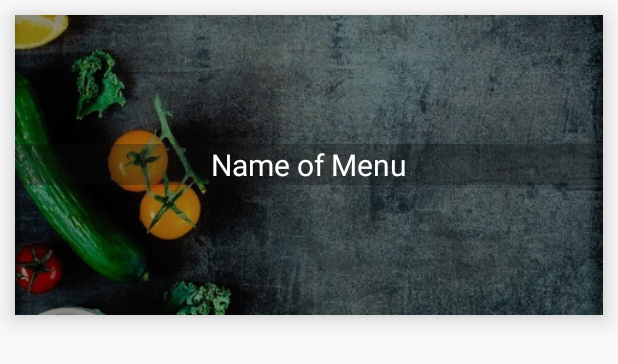
After one commit to harrychand/FoodieServer, an Android app: the layout menu_item.xml on its own in the app's theme, with its tools: preview values and no code run, on a phone screen of 412 x 824 dp. The commit adds this screen. Shown: the top 364 px of the screen. Run offline under Robolectric (Android 15) with nearby library versions, the phone set to English and light mode, and no system bars.

Commit message:
Tutorial 9 part 1 - issue with compilation

```diff
--- a/app/src/main/java/foodie/example/com/foodieserver/MainActivity.java
+++ b/app/src/main/java/foodie/example/com/foodieserver/MainActivity.java
@@ -8,9 +8,14 @@ import android.view.View;
 import android.widget.Button;
 import android.widget.TextView;
 
+import com.firebase.ui.database.FirebaseRecyclerAdapter;
+import com.google.firebase.database.DatabaseReference;
+import com.google.firebase.database.FirebaseDatabase;
+
 public class MainActivity extends AppCompatActivity {
     Button btnSignIn;
     TextView txtSlogan;
+
 
     @Override
     protected void onCreate(Bundle savedInstanceState) {
--- /dev/null
+++ b/app/src/main/res/layout/menu_item.xml
@@ -0,0 +1,34 @@
+<?xml version="1.0" encoding="utf-8"?>
+<android.support.v7.widget.CardView
+    xmlns:android="http://schemas.android.com/apk/res/android"
+    xmlns:app="http://schemas.android.com/apk/res-auto"
+    android:layout_width="match_parent"
+    android:layout_height="wrap_content"
+    app:cardElevation="10dp"
+    app:cardCornerRadius="0dp"
+    android:layout_margin="10dp">
+
+    <RelativeLayout
+        android:layout_width="match_parent"
+        android:layout_height="match_parent">
+
+        <ImageView
+            android:layout_width="match_parent"
+            android:layout_height="200dp"
+            android:src="@drawable/background"
+            android:scaleType="centerCrop"
+            android:id="@+id/menu_image"/>
+
+        <TextView
+            android:layout_width="match_parent"
+            android:layout_height="wrap_content"
+            android:id="@+id/menu_name"
+            android:text="Name of Menu"
+            android:textSize="20sp"
+            android:gravity="center"
+            android:layout_centerInParent="true"
+            android:background="#4f0e0d0e"
+            android:textColor="@android:color/white"/>
+    </RelativeLayout>
+
+</android.support.v7.widget.CardView>
```
Also changed, not shown: app/src/main/java/foodie/example/com/foodieserver/Home.java (+56 -0 lines), app/src/main/java/foodie/example/com/foodieserver/Interface/ItemClickListener.java (added, +9 -0 lines), app/src/main/java/foodie/example/com/foodieserver/Model/Catagory.java (added, +30 -0 lines), app/src/main/java/foodie/example/com/foodieserver/ViewHoldere/MenuViewHolder.java (added, +36 -0 lines).
